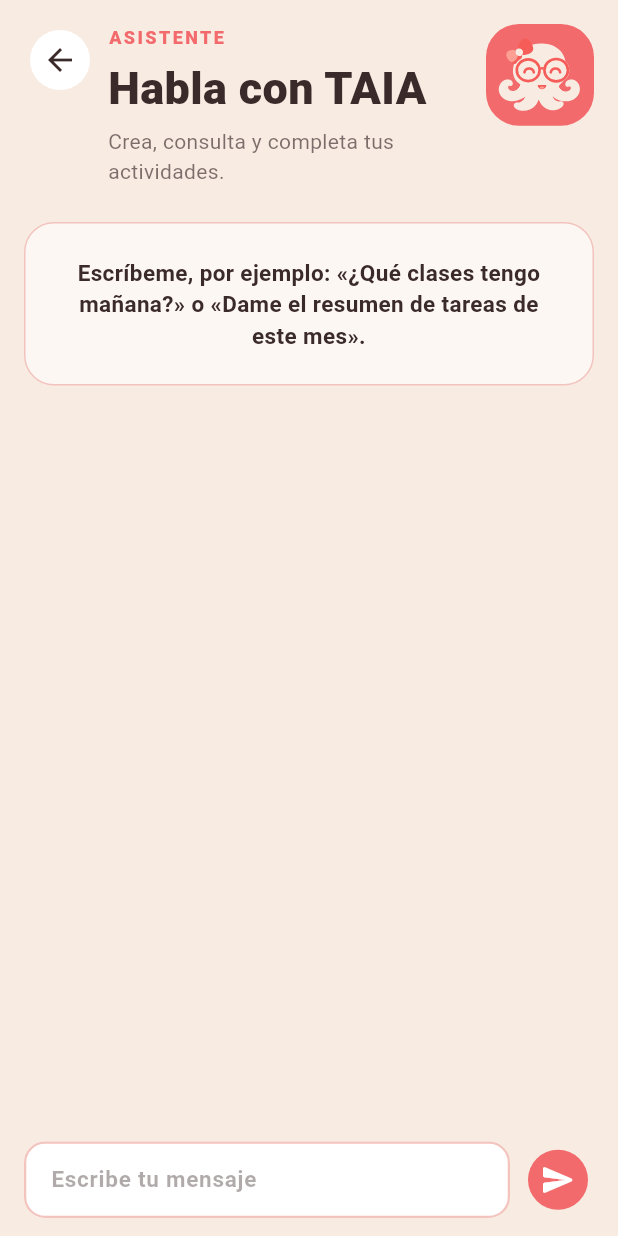
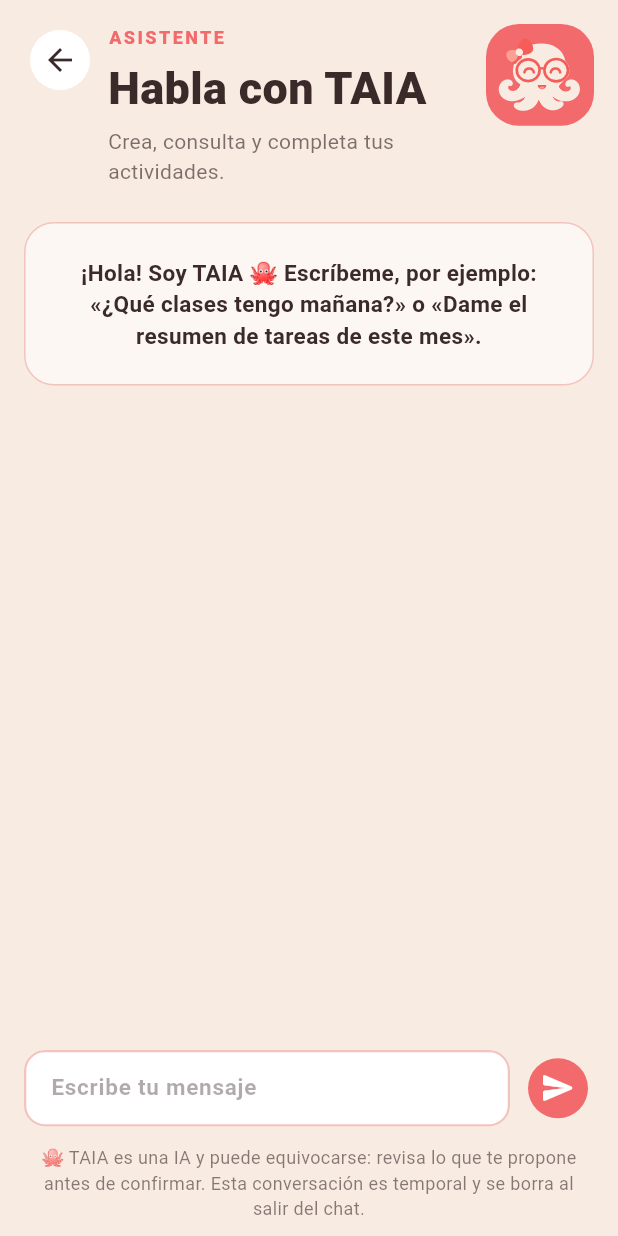
Before and after one commit to ISCOUTB/AS_202620_TAIA_-Task-Artificial-Intelligence-Assistant, a Flutter app: the AgentScreen screen opened directly, on a phone screen of 412 x 824 dp. Run offline on Flutter 3.47's test engine with Material 3 defaults, Android fonts, the phone set to English and light mode, and no system bars; our stand-ins replace dio, firebase_core, firebase_messaging, flutter_secure_storage; accounts and stored records are empty.

Commit message:
feat(frontend): tell the student in the chat that TAIA is an AI and the chat is temporary

```diff
--- a/frontend/lib/features/agent/agent_screen.dart
+++ b/frontend/lib/features/agent/agent_screen.dart
@@ -88,9 +88,9 @@ class _AgentScreenState extends State<AgentScreen> {
                       child: Align(
                         alignment: Alignment.topCenter,
                         child: EmptyStateCard(
-                          'Escríbeme, por ejemplo: «¿Qué clases tengo '
-                          'mañana?» o «Dame el resumen de tareas de este '
-                          'mes».',
+                          '¡Hola! Soy TAIA 🐙 Escríbeme, por ejemplo: '
+                          '«¿Qué clases tengo mañana?» o «Dame el resumen de '
+                          'tareas de este mes».',
                         ),
                       ),
                     )
@@ -175,12 +175,26 @@ class _AgentScreenState extends State<AgentScreen> {
                 ],
               ),
             ),
+            const Padding(
+              padding: EdgeInsets.fromLTRB(20, 0, 20, 10),
+              child: Text(
+                agentDisclaimer,
+                textAlign: TextAlign.center,
+                style: TextStyle(color: Color(0x993B2A2A), fontSize: 12),
+              ),
+            ),
           ],
         ),
       ),
     );
   }
 }
+
+/// Aviso fijo bajo la barra de texto (RF-AGT-01). La lista de mensajes vive
+/// solo mientras la pantalla está abierta (`AgentConversation`).
+const String agentDisclaimer =
+    '🐙 TAIA es una IA y puede equivocarse: revisa lo que te propone antes de '
+    'confirmar. Esta conversación es temporal y se borra al salir del chat.';
 
 /// Burbuja de un mensaje: las del usuario a la derecha en rosa y las de TAIA a
 /// la izquierda en blanco.
```
Also changed, not shown: 1 other file.
